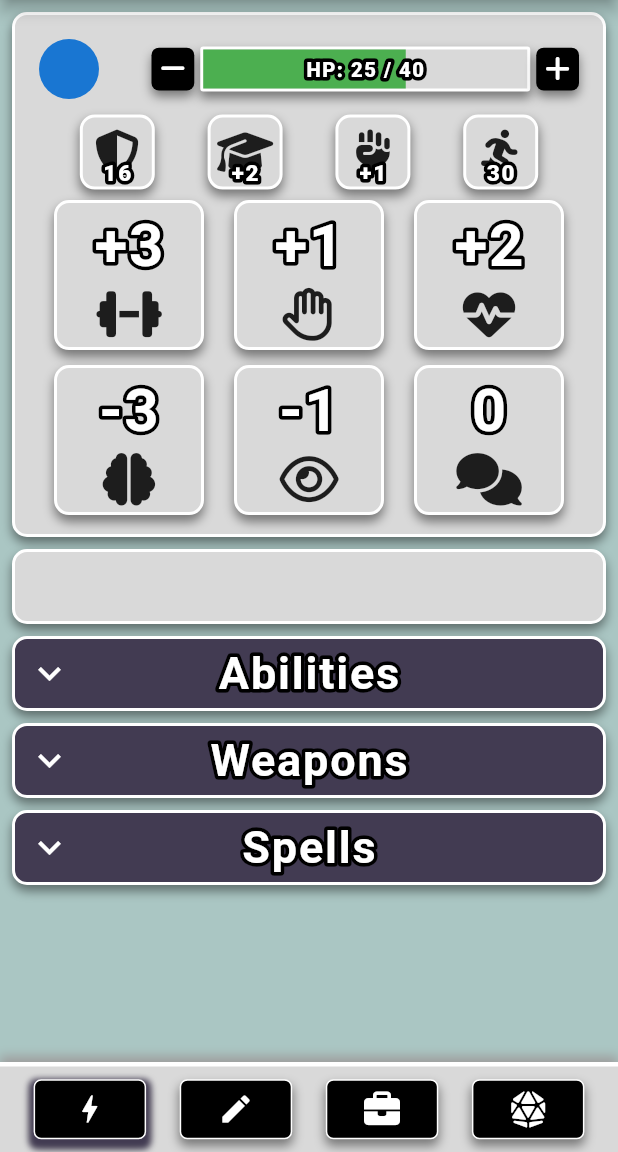
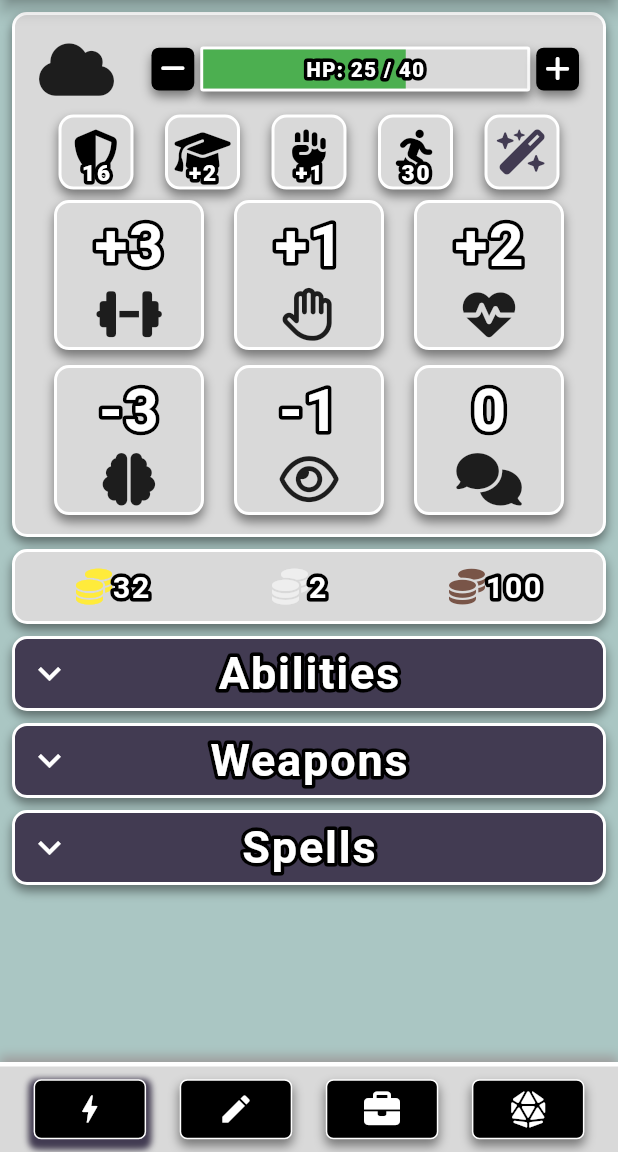
Before and after one commit to dompetriella/Player-Watchtower, a Flutter app: the screen it shows after launch, on a phone screen of 412 x 824 dp, the part 84-1236 px from its top. Run offline on Flutter 3.47's test engine with Material 2 defaults, Android fonts, the phone set to English and light mode, and no system bars; drawn by our look-alikes of bordered_text; our stand-ins replace flutter_riverpod, font_awesome_flutter, hexcolor.

Commit message:
added inspiration card

```diff
--- a/lib/pages/QuickSelect/components/base_card.dart
+++ b/lib/pages/QuickSelect/components/base_card.dart
@@ -30,7 +30,10 @@ class BaseCard extends ConsumerWidget {
               child: Row(
                 mainAxisAlignment: MainAxisAlignment.spaceBetween,
                 children: [
-                  CircleAvatar(),
+                  FaIcon(
+                    FontAwesomeIcons.cloud,
+                    size: 40,
+                  ),
                   HealthBarWithButtons(
                     healthbarWidth: 220,
                     total: 40,
@@ -55,7 +58,12 @@ class BaseCard extends ConsumerWidget {
                     text: "+1",
                   ),
                   SmallScoreCard(
-                      icon: FontAwesomeIcons.personRunning, text: "30")
+                      icon: FontAwesomeIcons.personRunning, text: "30"),
+                  SmallScoreCard(
+                    icon: FontAwesomeIcons.wandMagicSparkles,
+                    text: "",
+                    iconColor: ref.watch(colorProvider).primary,
+                  )
                 ],
               ),
             )),
--- a/lib/pages/QuickSelect/components/small_score_card.dart
+++ b/lib/pages/QuickSelect/components/small_score_card.dart
@@ -6,8 +6,13 @@ import 'package:player_watchtower/providers/theme.dart';
 
 class SmallScoreCard extends ConsumerWidget {
   final IconData icon;
+  final Color iconColor;
   final String text;
-  const SmallScoreCard({super.key, required this.icon, required this.text});
+  const SmallScoreCard(
+      {super.key,
+      required this.icon,
+      required this.text,
+      this.iconColor = Colors.black});
 
   @override
   Widget build(BuildContext context, WidgetRef ref) {
@@ -28,6 +33,7 @@ class SmallScoreCard extends ConsumerWidget {
               child: FaIcon(
             icon,
             size: 30,
+            color: iconColor,
           )),
           Align(
               alignment: Alignment.bottomCenter,
--- a/lib/pages/QuickSelect/quick_select.dart
+++ b/lib/pages/QuickSelect/quick_select.dart
@@ -1,5 +1,7 @@
+import 'package:bordered_text/bordered_text.dart';
 import 'package:flutter/material.dart';
 import 'package:flutter_riverpod/flutter_riverpod.dart';
+import 'package:font_awesome_flutter/font_awesome_flutter.dart';
 import 'package:player_watchtower/providers/theme.dart';
 import 'package:player_watchtower/components/bar_drop_down.dart';
 
@@ -17,17 +19,7 @@ class QuickSelectPage extends ConsumerWidget {
         child: ListView(
           children: [
             BaseCard(),
-            Padding(
-              padding: const EdgeInsets.only(top: 8.0),
-              child: Container(
-                height: 50,
-                decoration: BoxDecoration(
-                    color: ref.watch(colorProvider).secondary,
-                    boxShadow: [ref.watch(colorProvider).hoverShadow],
-                    border: Border.all(color: Colors.white, width: 2.0),
-                    borderRadius: BorderRadius.circular(10)),
-              ),
-            ),
+            MoneyCard(),
             BarDropDown(
               text: 'Abilities',
             ),
@@ -39,3 +31,90 @@ class QuickSelectPage extends ConsumerWidget {
     );
   }
 }
+
+class MoneyCard extends ConsumerWidget {
+  const MoneyCard({
+    Key? key,
+  }) : super(key: key);
+
+  @override
+  Widget build(BuildContext context, WidgetRef ref) {
+    return Padding(
+      padding: const EdgeInsets.only(top: 8.0),
+      child: Container(
+        height: 50,
+        decoration: BoxDecoration(
+          color: ref.watch(colorProvider).secondary,
+          boxShadow: [ref.watch(colorProvider).hoverShadow],
+          border: Border.all(color: Colors.white, width: 2.0),
+          borderRadius: BorderRadius.circular(10),
+        ),
+        child: Row(
+          mainAxisAlignment: MainAxisAlignment.spaceAround,
+          children: [
+            Row(
+              children: [
+                FaIcon(
+                  FontAwesomeIcons.coins,
+                  color: Colors.yellow,
+                ),
+                BorderedText(
+                  strokeWidth: 5.0,
+                  strokeColor: Colors.black,
+                  child: Text(
+                    '32',
+                    style: TextStyle(
+                        fontSize: 20,
+                        letterSpacing: 1.2,
+                        color: Colors.white,
+                        fontWeight: FontWeight.bold),
+                  ),
+                ),
+              ],
+            ),
+            Row(
+              children: [
+                FaIcon(
+                  FontAwesomeIcons.coins,
+                  color: Colors.grey.shade200,
+                ),
+                BorderedText(
+                  strokeWidth: 5.0,
+                  strokeColor: Colors.black,
+                  child: Text(
+                    '2',
+                    style: TextStyle(
+                        fontSize: 20,
+                        letterSpacing: 1.2,
+                        color: Colors.white,
+                        fontWeight: FontWeight.bold),
+                  ),
+                ),
+              ],
+            ),
+            Row(
+              children: [
+                FaIcon(
+                  FontAwesomeIcons.coins,
+                  color: Colors.brown,
+                ),
+                BorderedText(
+                  strokeWidth: 5.0,
+                  strokeColor: Colors.black,
+                  child: Text(
+                    '100',
+                    style: TextStyle(
+                        fontSize: 20,
+                        letterSpacing: 1.2,
+                        color: Colors.white,
+                        fontWeight: FontWeight.bold),
+                  ),
+                ),
+              ],
+            ),
+          ],
+        ),
+      ),
+    );
+  }
+}
```
